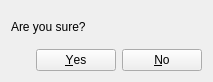
The window that src/gui/yes_no.ui (Ecotrust/delphos) describes before a commit, drawn with Qt 5.
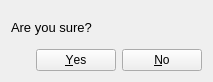
The same window after the commit.

Diff of the .ui file:
```diff
--- a/src/gui/yes_no.ui
+++ b/src/gui/yes_no.ui
@@ -21,6 +21,12 @@
      <property name="windowModality" >
       <enum>Qt::NonModal</enum>
      </property>
+     <property name="font" >
+      <font>
+       <family>Arial</family>
+       <pointsize>10</pointsize>
+      </font>
+     </property>
      <property name="text" >
       <string>Are you sure?</string>
      </property>
```
Left out of the diff: 6 changed lines with no effect on the pictures.
